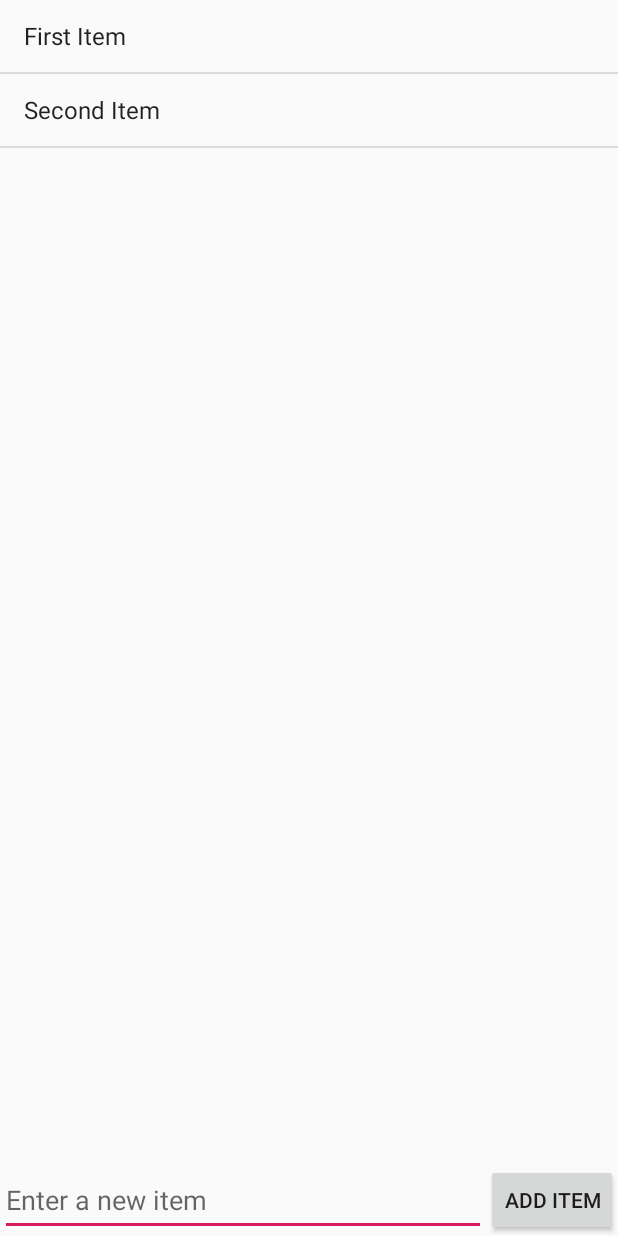
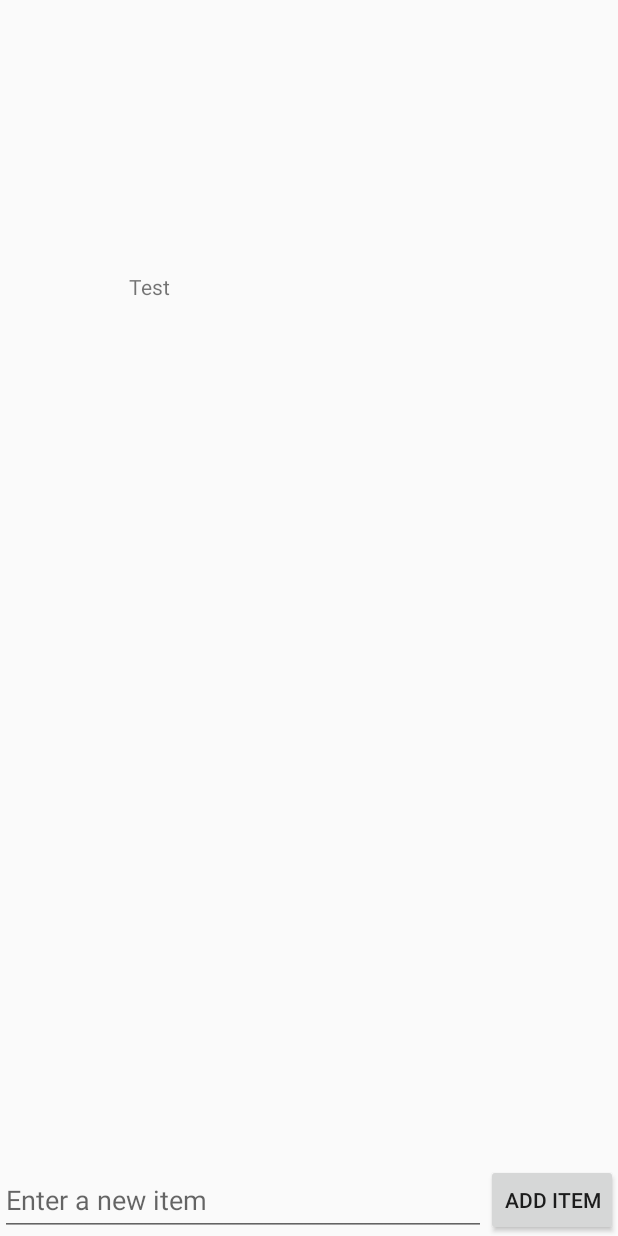
Before and after one commit to gadkh/TeamFive_RoomMate, an Android app: the TaskRequestsActivity screen opened directly, with no data from a screen before it, on a phone screen of 412 x 824 dp. Run offline under Robolectric (Android 15) with nearby library versions, the phone set to English and light mode, and no system bars.

Commit message:
Add tasks request item fragment

```diff
--- /dev/null
+++ b/app/src/main/java/com/example/gadkh/roommate/BL/Task.java
@@ -0,0 +1,37 @@
+package com.example.gadkh.roommate.BL;
+
+public class Task {
+    private String taskDetails;
+    private boolean isDone;
+    private User assignedUser;
+
+    public Task(String taskDetails, boolean isDone, User assignedUser) {
+        this.taskDetails = taskDetails;
+        this.isDone = isDone;
+        this.assignedUser = assignedUser;
+    }
+
+    public String getTaskDetails() {
+        return taskDetails;
+    }
+
+    public void setTaskDetails(String taskDetails) {
+        this.taskDetails = taskDetails;
+    }
+
+    public boolean isDone() {
+        return isDone;
+    }
+
+    public void setDone(boolean done) {
+        isDone = done;
+    }
+
+    public User getAssignedUser() {
+        return assignedUser;
+    }
+
+    public void setAssignedUser(User assignedUser) {
+        this.assignedUser = assignedUser;
+    }
+}
--- /dev/null
+++ b/app/src/main/java/com/example/gadkh/roommate/BL/TasksAdapter.java
@@ -0,0 +1,38 @@
+package com.example.gadkh.roommate.BL;
+
+import android.content.Context;
+import android.support.annotation.NonNull;
+import android.view.LayoutInflater;
+import android.view.View;
+import android.view.ViewGroup;
+import android.widget.ArrayAdapter;
+import android.widget.TextView;
+import com.example.gadkh.roommate.R;
+
+import java.util.ArrayList;
+
+public class TasksAdapter extends ArrayAdapter<Task> {
+    private final LayoutInflater inflater;
+
+    public TasksAdapter(Context context, ArrayList<Task> tasks) {
+        super(context, 0, tasks);
+        inflater = (LayoutInflater) context.getSystemService(Context.LAYOUT_INFLATER_SERVICE);
+    }
+    @Override
+    public View getView(int position, View convertView, ViewGroup parent) {
+        // Get the data item for this position
+        Task task = getItem(position);
+        // Check if an existing view is being reused, otherwise inflate the view
+        if (convertView == null) {
+            convertView = inflater.inflate(R.layout.task_item, parent, false);
+        }
+        // Lookup view for data population
+        TextView taskDetails = (TextView) convertView.findViewById(R.id.taskDetails);
+
+        // Populate the data into the template view using the data object
+        taskDetails.setText(task.getTaskDetails());
+
+        // Return the completed view to render on screen
+        return convertView;
+    }
+}
--- /dev/null
+++ b/app/src/main/java/com/example/gadkh/roommate/TaskListFragment.java
@@ -0,0 +1,46 @@
+package com.example.gadkh.roommate;
+
+import android.support.v4.app.Fragment;
+import android.os.Bundle;
+import android.support.annotation.Nullable;
+import android.view.LayoutInflater;
+import android.view.View;
+import android.view.ViewGroup;
+import android.widget.ListView;
+import com.example.gadkh.roommate.BL.Task;
+import com.example.gadkh.roommate.BL.TasksAdapter;
+
+import java.util.ArrayList;
+
+public class TaskListFragment extends Fragment {
+    private ListView tasksList;
+    private ArrayList<Task> tasks = new ArrayList<>();
+    private TasksAdapter tasksAdapter;
+
+    @Override
+    public void onCreate(@Nullable Bundle savedInstanceState) {
+        super.onCreate(savedInstanceState);
+    }
+
+    @Nullable
+    @Override
+    public View onCreateView(LayoutInflater inflater, @Nullable ViewGroup container, Bundle savedInstanceState) {
+        View view = inflater.inflate(R.layout.task_item_list, container, false);
+        tasksList = view.findViewById(R.id.taskList);
+        tasksAdapter = new TasksAdapter(view.getContext(), tasks);
+        tasksList.setAdapter(tasksAdapter);
+
+        return view;
+
+    }
+
+    public void showTable(ArrayList<Task> tasks) {
+        this.tasks.clear();
+        if (!tasks.isEmpty()) {
+            this.tasks.addAll(tasks);
+        }
+        if (tasksAdapter != null) {
+            tasksAdapter.notifyDataSetChanged();
+        }
+    }
+}
--- a/app/src/main/java/com/example/gadkh/roommate/TaskRequestsActivity.java
+++ b/app/src/main/java/com/example/gadkh/roommate/TaskRequestsActivity.java
@@ -1,30 +1,58 @@
 package com.example.gadkh.roommate;
 
+import android.content.Context;
+import android.os.Bundle;
+import android.support.v4.app.FragmentTransaction;
 import android.support.v7.app.AppCompatActivity;
-import android.os.Bundle;
-import android.view.Menu;
-import android.widget.ArrayAdapter;
-import android.widget.ListView;
+import android.util.AttributeSet;
+import android.view.View;
+import android.widget.Button;
+import android.widget.EditText;
+import com.example.gadkh.roommate.BL.Task;
+import com.example.gadkh.roommate.BL.User;
 
 import java.util.ArrayList;
 
 public class TaskRequestsActivity extends AppCompatActivity {
-    private ArrayList<String> items;
-    private ArrayAdapter<String> itemsAdapter;
-    private ListView lvItems;
+
+    private Button btnAddItem;
+    private EditText etNewItem;
+    private TaskListFragment taskListFragment;
+    private ArrayList<Task> tasks;
 
     @Override
     protected void onCreate(Bundle savedInstanceState) {
         super.onCreate(savedInstanceState);
         setContentView(R.layout.activity_task_requests);
         // ADD HERE
-        lvItems = findViewById(R.id.lvItems);
-        items = new ArrayList<String>();
-        itemsAdapter = new ArrayAdapter<String>(this,
-                android.R.layout.simple_list_item_1, items);
-        lvItems.setAdapter(itemsAdapter);
-        items.add("First Item");
-        items.add("Second Item");
+        taskListFragment = new TaskListFragment();
+        setTaskListFragment();
+        etNewItem = findViewById(R.id.etNewItem);
+        initButtons();
+    }
+
+    private void setTaskListFragment() {
+        FragmentTransaction ft = getSupportFragmentManager().beginTransaction();
+        ft.replace(R.id.placeholder, taskListFragment);
+        ft.commit();
+        tasks = new ArrayList<>();
+        tasks.add(new Task("Test", false, new User()));
+        taskListFragment.showTable(tasks);
+    }
+
+    @Override
+    public View onCreateView(View parent, String name, Context context, AttributeSet attrs) {
+        return super.onCreateView(parent, name, context, attrs);
+    }
+
+    private void initButtons() {
+        btnAddItem = findViewById(R.id.btnAddItem);
+        btnAddItem.setOnClickListener(new View.OnClickListener() {
+            @Override
+            public void onClick(View view) {
+                tasks.add(new Task(etNewItem.getText().toString(), false, new User()));
+            }
+        });
     }
 
 }
--- a/app/src/main/res/layout/activity_task_requests.xml
+++ b/app/src/main/res/layout/activity_task_requests.xml
@@ -5,10 +5,10 @@
                 android:layout_height="match_parent"
                 tools:context=".Activities.MainActivity">
 
-    <ListView
+    <FrameLayout
             android:layout_width="wrap_content"
             android:layout_height="wrap_content"
-            android:id="@+id/lvItems"
+            android:id="@+id/placeholder"
             android:layout_alignParentTop="true"
             android:layout_alignParentLeft="true"
             android:layout_alignParentStart="true"
--- /dev/null
+++ b/app/src/main/res/layout/task_item.xml
@@ -0,0 +1,16 @@
+<?xml version="1.0" encoding="utf-8"?>
+<RelativeLayout xmlns:android="http://schemas.android.com/apk/res/android"
+                                             android:layout_width="match_parent"
+                                             android:layout_height="match_parent">
+
+    <TableRow
+            android:text="TextView"
+            android:layout_width="wrap_content"
+            android:layout_height="wrap_content" android:layout_alignParentStart="true"
+            android:layout_marginStart="86dp" android:layout_alignParentTop="true" android:layout_marginTop="181dp"
+            android:id="@+id/taskRow">
+        <LinearLayout>
+            <TextView android:id="@+id/taskDetails" android:layout_height="wrap_content" android:layout_width="match_parent"/>
+        </LinearLayout>
+    </TableRow>
+</RelativeLayout>
--- /dev/null
+++ b/app/src/main/res/layout/task_item_list.xml
@@ -0,0 +1,8 @@
+<?xml version="1.0" encoding="utf-8"?>
+<TableLayout xmlns:android="http://schemas.android.com/apk/res/android"
+             android:layout_width="match_parent"
+             android:layout_height="match_parent">
+    <ListView android:id="@+id/taskList">
+
+    </ListView>
+</TableLayout>
```
